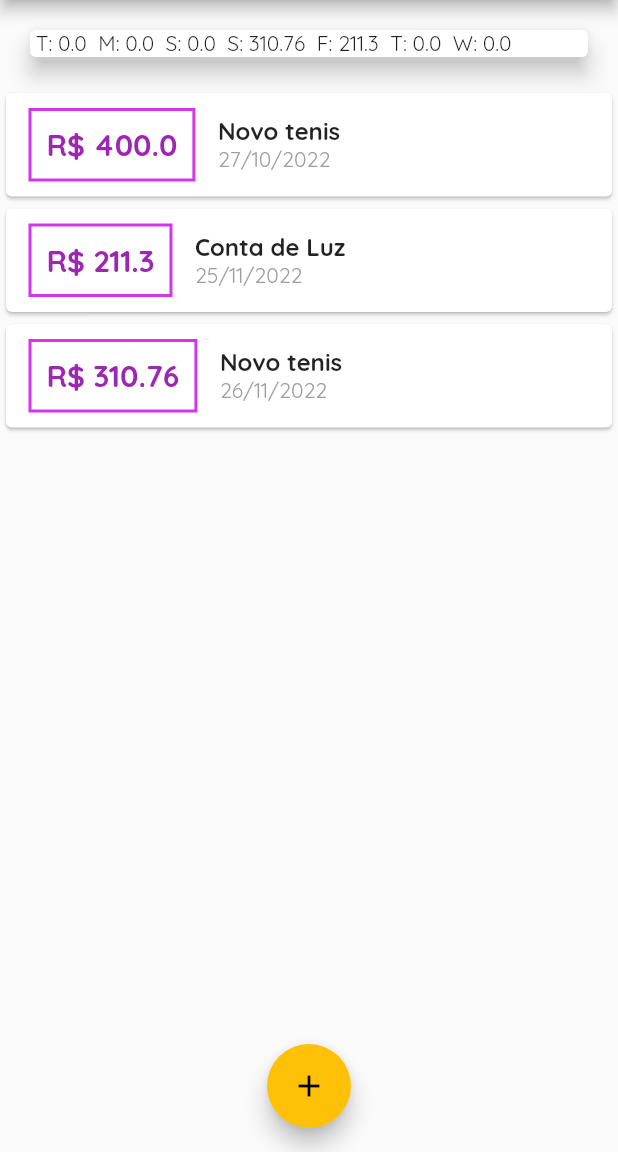
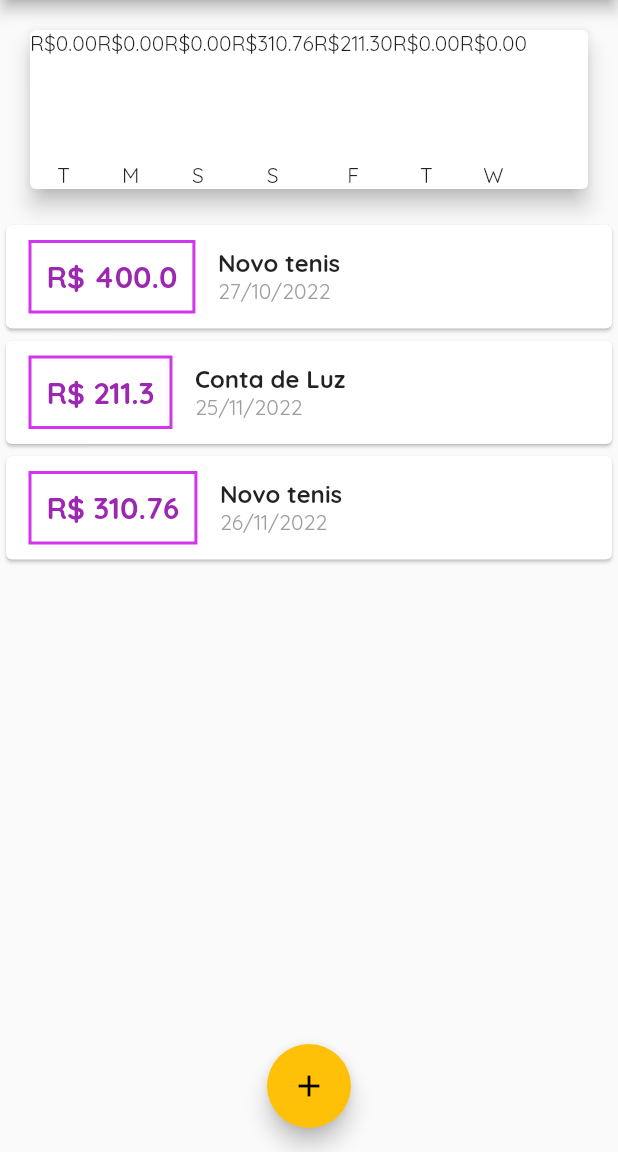
Before and after one commit to paulovictorbuenoflores/curso_flutter_completo, a Flutter app: the screen it shows after launch, on a phone screen of 412 x 824 dp, the part 84-1236 px from its top. Run offline on Flutter 3.47's test engine with Material 2 defaults, Android fonts, the phone set to English and light mode, and no system bars.

Commit message:
adicionando o chart_bar widget que compoe o nosso grafico das barrinhas

```diff
--- a/construindo_app_real_despesas_pessoais_4/expenses/lib/components/chart.dart
+++ b/construindo_app_real_despesas_pessoais_4/expenses/lib/components/chart.dart
@@ -1,3 +1,4 @@
+import 'package:expenses/components/chart_bar.dart';
 import 'package:expenses/models/transaction.dart';
 import 'package:flutter/material.dart';
 import 'package:flutter/src/foundation/key.dart';
@@ -40,7 +41,11 @@ class Chart extends StatelessWidget {
       margin: EdgeInsets.all(20),
       child: Row(
         children: groupedTransactions.map((tr) {
-          return Text(' ${tr['day']}: ${tr['value']} ');
+          return ChartBar(
+            label: tr['day'].toString(),
+            value: double.parse(tr['value'].toString()),
+            percentage: 0,
+          );
         }).toList(),
       ),
     );
--- a/construindo_app_real_despesas_pessoais_4/expenses/lib/components/chart_bar.dart
+++ b/construindo_app_real_despesas_pessoais_4/expenses/lib/components/chart_bar.dart
@@ -3,12 +3,29 @@ import 'package:flutter/src/foundation/key.dart';
 import 'package:flutter/src/widgets/framework.dart';
 
 class ChartBar extends StatelessWidget {
-  final String label;
-
-  ChartBar(this.label);
+  final String? label;
+  final double? value;
+  final double? percentage;
+  ChartBar({
+    this.label,
+    this.value,
+    this.percentage,
+  });
 
   @override
   Widget build(BuildContext context) {
-    return Container();
+    return Column(
+      children: <Widget>[
+        Text('R\$${value?.toStringAsFixed(2)}'),
+        SizedBox(height: 5),
+        Container(
+          height: 60,
+          width: 10,
+          child: null,
+        ),
+        SizedBox(height: 5),
+        Text(label!),
+      ],
+    );
   }
 }
```
